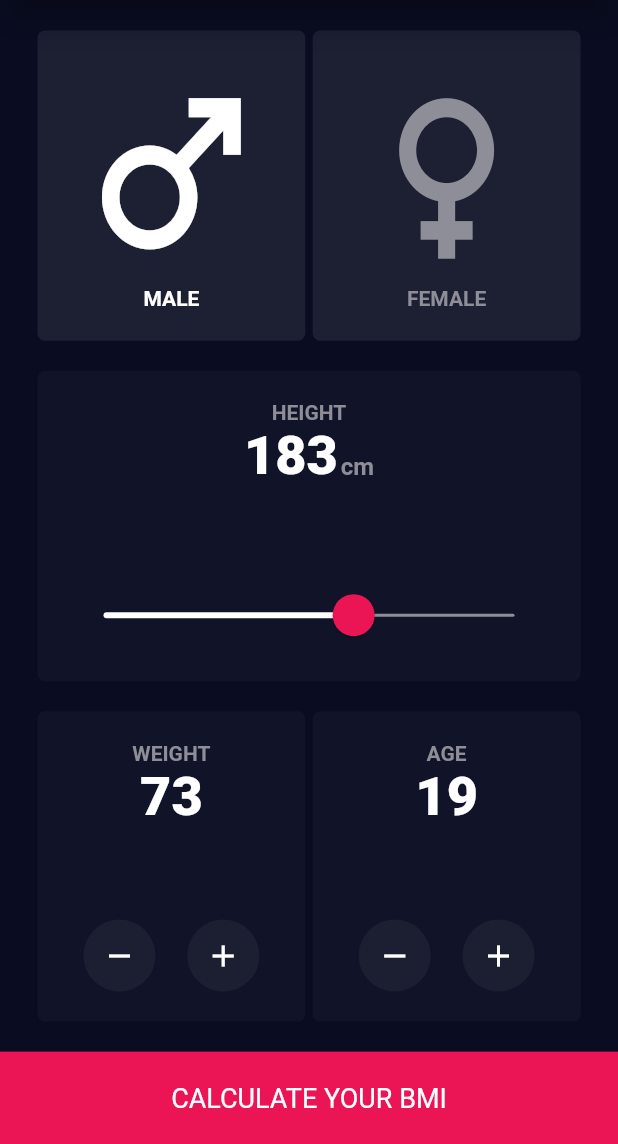
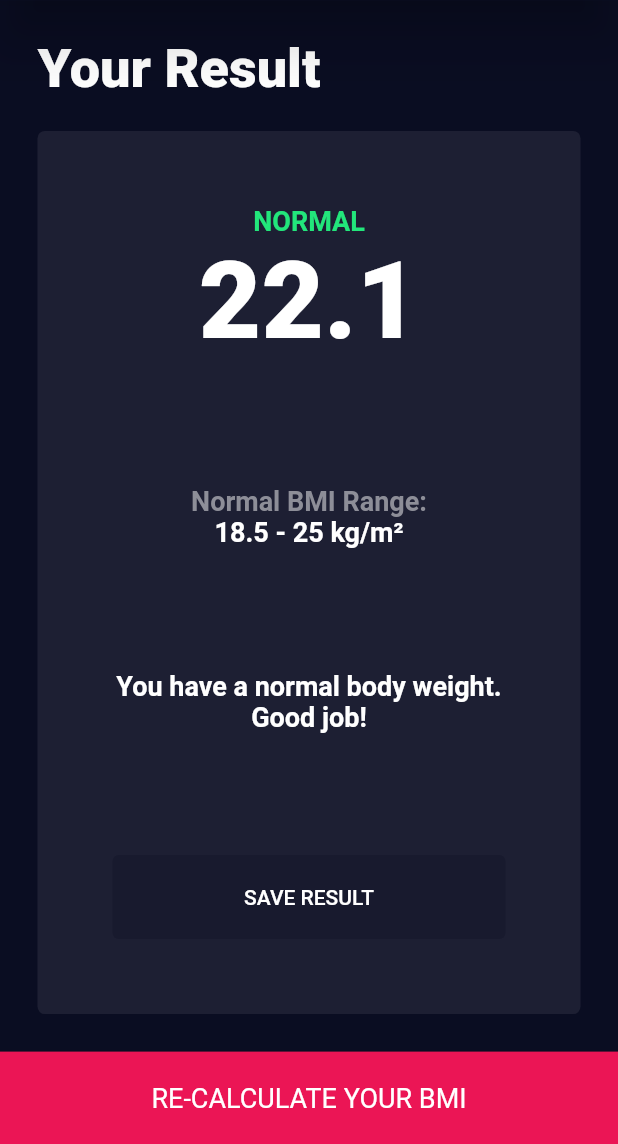
Before and after one commit to jedymatt/bmi_app, a Flutter app: the screen it shows after launch, after a tap on the "remove" icon, after a tap on the "add" icon, after a tap on "CALCULATE YOUR BMI", on a phone screen of 412 x 824 dp, the part 92-1236 px from its top. Run offline on Flutter 3.47's test engine with Material 2 defaults, Android fonts, the phone set to English and light mode, and no system bars.

Commit message:
Update and refactor

```diff
--- a/lib/main.dart
+++ b/lib/main.dart
@@ -24,7 +24,7 @@ class _AppState extends State<App> {
         backgroundColor: kScaffoldBackgroundColor,
         appBarTheme: AppBarTheme.of(context).copyWith(
           backgroundColor: kScaffoldBackgroundColor,
-          elevation: 10.0,
+          elevation: 15.0,
           toolbarHeight: kToolbarHeight * 1.10,
         ),
       ),
--- a/lib/screens/home_screen.dart
+++ b/lib/screens/home_screen.dart
@@ -1,5 +1,7 @@
 import 'package:bmi_app/core/constants.dart';
 import 'package:bmi_app/core/enums.dart';
+import 'package:bmi_app/screens/result_screen.dart';
+import 'package:bmi_app/widgets/bottom_button.dart';
 import 'package:bmi_app/widgets/rounded_card.dart';
 import 'package:bmi_app/widgets/text_icon.dart';
 import 'package:bmi_app/widgets/value_selector.dart';
@@ -32,17 +34,15 @@ class _HomeScreenState extends State<HomeScreen> {
         children: [
           Expanded(
             child: Padding(
-              padding: const EdgeInsets.symmetric(
-                vertical: 20.0,
-                horizontal: 25.0,
-              ),
+              padding: const EdgeInsets.all(25.0),
               child: Column(
                 children: [
                   Expanded(
+                    flex: 5,
                     child: Row(
                       children: [
                         Expanded(
-                          child: RoundedCar(
+                          child: RoundedCard(
                             onTap: () {
                               setState(() {
                                 selectedGender = Gender.male;
@@ -65,7 +65,7 @@ class _HomeScreenState extends State<HomeScreen> {
                           width: 5.0,
                         ),
                         Expanded(
-                          child: RoundedCar(
+                          child: RoundedCard(
                             onTap: () {
                               setState(() {
                                 selectedGender = Gender.female;
@@ -91,7 +91,8 @@ class _HomeScreenState extends State<HomeScreen> {
                     height: 20.0,
                   ),
                   Expanded(
-                    child: RoundedCar(
+                    flex: 6,
+                    child: RoundedCard(
                       backgroundColor: kDefaultBoxColor,
                       child: Padding(
                         padding: const EdgeInsets.all(20.0),
@@ -114,10 +115,11 @@ class _HomeScreenState extends State<HomeScreen> {
                     height: 20.0,
                   ),
                   Expanded(
+                    flex: 6,
                     child: Row(
                       children: [
                         Expanded(
-                          child: RoundedCar(
+                          child: RoundedCard(
                             backgroundColor: kDefaultBoxColor,
                             child: Padding(
                               padding: const EdgeInsets.all(20.0),
@@ -142,7 +144,7 @@ class _HomeScreenState extends State<HomeScreen> {
                           width: 5.0,
                         ),
                         Expanded(
-                          child: RoundedCar(
+                          child: RoundedCard(
                             backgroundColor: kDefaultBoxColor,
                             child: Padding(
                               padding: const EdgeInsets.all(20.0),
@@ -170,19 +172,20 @@ class _HomeScreenState extends State<HomeScreen> {
               ),
             ),
           ),
-          Material(
-            color: kDefaultButtonColor,
-            child: InkWell(
-              onTap: () {},
-              child: const SizedBox(
-                height: kToolbarHeight * 1.10,
-                child: Center(
-                  child: Text(
-                    'CALCULATE YOUR BMI',
-                    style: TextStyle(
-                      fontSize: 18.0,
-                    ),
-                  ),
+          BottomButton(
+            onTap: () {
+              Navigator.pushReplacement(
+                context,
+                MaterialPageRoute(
+                  builder: (context) => const ResultScreen(),
+                ),
+              );
+            },
+            child: const Center(
+              child: Text(
+                'CALCULATE YOUR BMI',
+                style: TextStyle(
+                  fontSize: 18.0,
                 ),
               ),
             ),
--- a/lib/screens/result_screen.dart
+++ b/lib/screens/result_screen.dart
@@ -0,0 +1,145 @@
+import 'dart:ui';
+
+import 'package:bmi_app/core/constants.dart';
+import 'package:bmi_app/screens/home_screen.dart';
+import 'package:bmi_app/widgets/bottom_button.dart';
+import 'package:bmi_app/widgets/rounded_card.dart';
+import 'package:flutter/material.dart';
+
+class ResultScreen extends StatelessWidget {
+  const ResultScreen({Key? key}) : super(key: key);
+
+  @override
+  Widget build(BuildContext context) {
+    return Scaffold(
+      appBar: AppBar(
+        leading: IconButton(
+          onPressed: () {},
+          icon: const Icon(Icons.sort),
+        ),
+        centerTitle: true,
+        title: const Text('BMI CALCULATOR'),
+      ),
+      body: Column(
+        children: [
+          Expanded(
+            child: Padding(
+              padding: const EdgeInsets.all(25.0),
+              child: Column(
+                crossAxisAlignment: CrossAxisAlignment.start,
+                children: [
+                  const Text(
+                    'Your Result',
+                    style: TextStyle(
+                      fontSize: kLargeFontSize,
+                      fontWeight: FontWeight.w900,
+                    ),
+                    textAlign: TextAlign.left,
+                  ),
+                  const SizedBox(
+                    height: 20,
+                  ),
+                  Expanded(
+                    child: RoundedCard(
+                      backgroundColor: kGenderBoxColor,
+                      child: Padding(
+                        padding: const EdgeInsets.all(25.0 * 2),
+                        child: Column(
+                          mainAxisAlignment: MainAxisAlignment.spaceBetween,
+                          crossAxisAlignment: CrossAxisAlignment.stretch,
+                          children: [
+                            Column(
+                              mainAxisAlignment: MainAxisAlignment.spaceBetween,
+                              children: const [
+                                Text(
+                                  'NORMAL',
+                                  style: TextStyle(
+                                    color: Color(0xff22e67b),
+                                    fontWeight: FontWeight.w600,
+                                    fontSize: 18.0,
+                                  ),
+                                ),
+                                Text(
+                                  '22.1',
+                                  style: TextStyle(
+                                    fontWeight: FontWeight.w900,
+                                    fontSize: kLargeFontSize * 2,
+                                  ),
+                                  textAlign: TextAlign.center,
+                                ),
+                              ],
+                            ),
+                            Column(
+                              mainAxisAlignment: MainAxisAlignment.spaceBetween,
+                              children: const [
+                                Text(
+                                  'Normal BMI Range:',
+                                  style: TextStyle(
+                                    color: kUnselectedLabelColor,
+                                    fontWeight: FontWeight.w600,
+                                    fontSize: 18.0,
+                                  ),
+                                ),
+                                Text(
+                                  '18.5 - 25 kg/m\u00B2',
+                                  style: TextStyle(
+                                    fontWeight: FontWeight.w600,
+                                    fontSize: 18.0,
+                                  ),
+                                ),
+                              ],
+                            ),
+                            const Text(
+                              'You have a normal body weight. Good job!',
+                              softWrap: true,
+                              style: TextStyle(
+                                fontWeight: FontWeight.w600,
+                                fontSize: 18.0,
+                              ),
+                              textAlign: TextAlign.center,
+                              // tex
+                            ),
+                            OutlinedButton(
+                              style: OutlinedButton.styleFrom(
+                                backgroundColor: Color(0xff181a2e),
+                                side: BorderSide.none,
+                                padding: const EdgeInsets.all(20.0),
+                              ),
+                              onPressed: () {},
+                              child: Text(
+                                'SAVE RESULT',
+                                style: TextStyle(color: kLabelColor),
+                              ),
+                            ),
+                          ],
+                        ),
+                      ),
+                    ),
+                  ),
+                ],
+              ),
+            ),
+          ),
+          BottomButton(
+            onTap: () {
+              Navigator.pushReplacement(
+                context,
+                MaterialPageRoute(
+                  builder: (context) => const HomeScreen(),
+                ),
+              );
+            },
+            child: const Center(
+              child: Text(
+                'RE-CALCULATE YOUR BMI',
+                style: TextStyle(
+                  fontSize: 18.0,
+                ),
+              ),
+            ),
+          ),
+        ],
+      ),
+    );
+  }
+}
--- /dev/null
+++ b/lib/widgets/bottom_button.dart
@@ -0,0 +1,33 @@
+import 'package:flutter/material.dart';
+
+import 'package:bmi_app/core/constants.dart';
+
+class BottomButton extends StatefulWidget {
+  final VoidCallback onTap;
+  final Widget child;
+
+  const BottomButton({
+    Key? key,
+    required this.onTap,
+    required this.child,
+  }) : super(key: key);
+
+  @override
+  State<BottomButton> createState() => _BottomButtonState();
+}
+
+class _BottomButtonState extends State<BottomButton> {
+  @override
+  Widget build(BuildContext context) {
+    return Material(
+      color: kDefaultButtonColor,
+      child: InkWell(
+        onTap: widget.onTap,
+        child: SizedBox(
+          height: kToolbarHeight * 1.10,
+          child: widget.child,
+        ),
+      ),
+    );
+  }
+}
--- a/lib/widgets/rounded_card.dart
+++ b/lib/widgets/rounded_card.dart
@@ -1,12 +1,12 @@
 import 'package:flutter/material.dart';
 
-class RoundedCar extends StatelessWidget {
+class RoundedCard extends StatelessWidget {
   final VoidCallback? onTap;
   final Widget? child;
   final Color? backgroundColor;
   final EdgeInsetsGeometry? margin;
 
-  const RoundedCar(
+  const RoundedCard(
       {Key? key, this.child, this.backgroundColor, this.onTap, this.margin})
       : super(key: key);
 
@@ -20,8 +20,8 @@ class RoundedCar extends StatelessWidget {
           color: backgroundColor,
         ),
         margin: margin,
-        height: MediaQuery.of(context).size.height,
-        width: MediaQuery.of(context).size.width,
+        // height: MediaQuery.of(context).size.height,
+        // width: MediaQuery.of(context).size.width,
         child: child,
       ),
     );
--- a/lib/widgets/value_selector.dart
+++ b/lib/widgets/value_selector.dart
@@ -19,10 +19,10 @@ class ValueSelector extends StatelessWidget {
   Widget build(BuildContext context) {
     return Column(
       // direction: Axis.vertical,
-      // mainAxisAlignment: MainAxisAlignment.spaceBetween,
+      mainAxisAlignment: MainAxisAlignment.spaceBetween,
+      crossAxisAlignment: CrossAxisAlignment.stretch,
       children: [
-        Expanded(
-          child: Column(
+        Column(
           children: [
             Text(
               title,
@@ -40,16 +40,15 @@ class ValueSelector extends StatelessWidget {
             ),
           ],
         ),
+        Expanded(
+          child: Row(
+            crossAxisAlignment: CrossAxisAlignment.end,
+            mainAxisAlignment: MainAxisAlignment.spaceEvenly,
+            children: [
+              _buildButton(onPressed: onDecrease, iconData: Icons.remove),
+              _buildButton(onPressed: onIncrease, iconData: Icons.add),
+            ],
           ),
-        Row(
-          children: [
-            Expanded(
-                child: _buildButton(
-                    onPressed: onDecrease, iconData: Icons.remove)),
-            Expanded(
-                child:
-                    _buildButton(onPressed: onIncrease, iconData: Icons.add)),
-          ],
         ),
       ],
     );
@@ -65,7 +64,8 @@ class ValueSelector extends StatelessWidget {
       elevation: 0.0,
       fillColor: kIconButtonColor,
       child: Icon(iconData),
-      padding: const EdgeInsets.all(12.0),
+      constraints: BoxConstraints.tight(const Size.square(46.0)),
+      // padding: const EdgeInsets.all(10.0),
       shape: const CircleBorder(),
     );
   }
--- a/lib/widgets/value_slider.dart
+++ b/lib/widgets/value_slider.dart
@@ -23,9 +23,11 @@ class ValueSlider extends StatelessWidget {
   @override
   Widget build(BuildContext context) {
     return Column(
-      mainAxisAlignment: MainAxisAlignment.spaceEvenly,
+      mainAxisAlignment: MainAxisAlignment.spaceBetween,
+      crossAxisAlignment: CrossAxisAlignment.stretch,
       children: [
         Expanded(
+          flex: 3,
           child: Column(
             children: [
               Text(
@@ -35,7 +37,8 @@ class ValueSlider extends StatelessWidget {
                   fontWeight: FontWeight.w600,
                 ),
               ),
-              Row(
+              Expanded(
+                child: Row(
                   crossAxisAlignment: CrossAxisAlignment.baseline,
                   textBaseline: TextBaseline.alphabetic,
                   mainAxisAlignment: MainAxisAlignment.center,
@@ -60,19 +63,23 @@ class ValueSlider extends StatelessWidget {
                     )
                   ],
                 ),
+              ),
             ],
           ),
         ),
-        SliderTheme(
+        Expanded(
+          flex: 2,
+          child: SliderTheme(
             data: SliderThemeData(
+              // rangeThumbShape: RangeSliderThumbShape(),
               trackHeight: 2.0,
               thumbColor: kDefaultButtonColor,
               overlayColor: kDefaultButtonColor.withOpacity(0.15),
               activeTrackColor: kLabelColor,
               inactiveTrackColor: kUnselectedLabelColor,
-            thumbShape: const RoundSliderThumbShape(
-              enabledThumbRadius: 14.0,
-            ),
+              // thumbShape: const RoundSliderThumbShape(
+              //   enabledThumbRadius: 14.0,
+              // ),
             ),
             child: Slider(
               min: min,
@@ -81,6 +88,7 @@ class ValueSlider extends StatelessWidget {
               onChanged: onChanged,
             ),
           ),
+        ),
       ],
     );
   }
```
Lines whose indentation alone changed are shown as unchanged.
